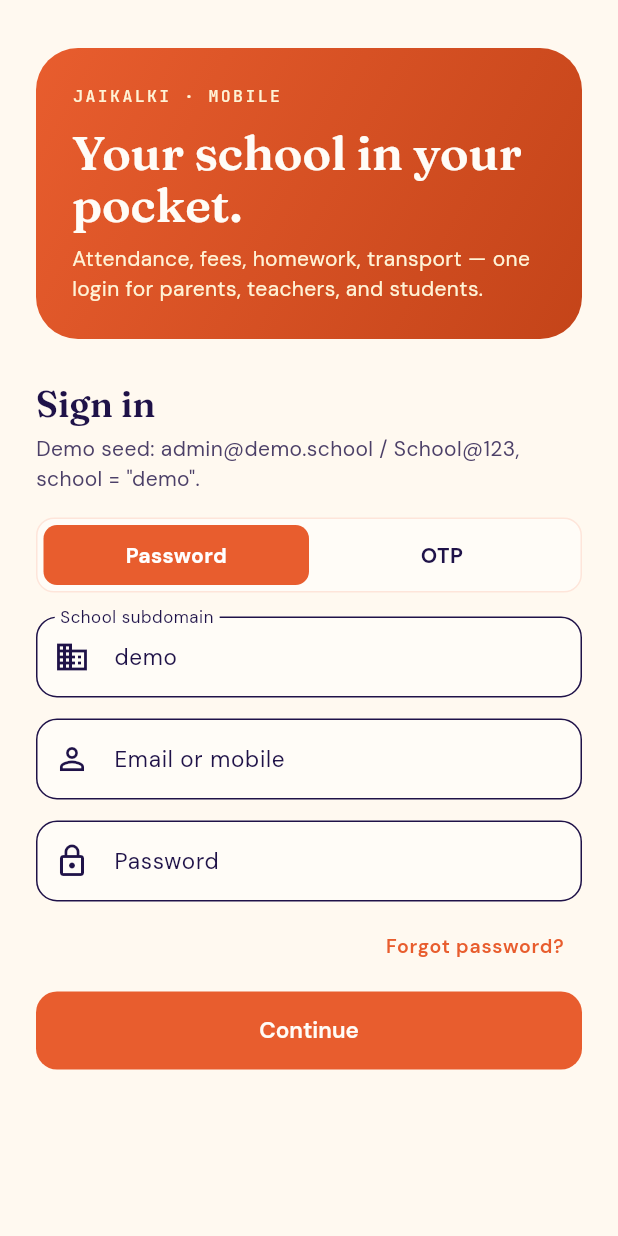
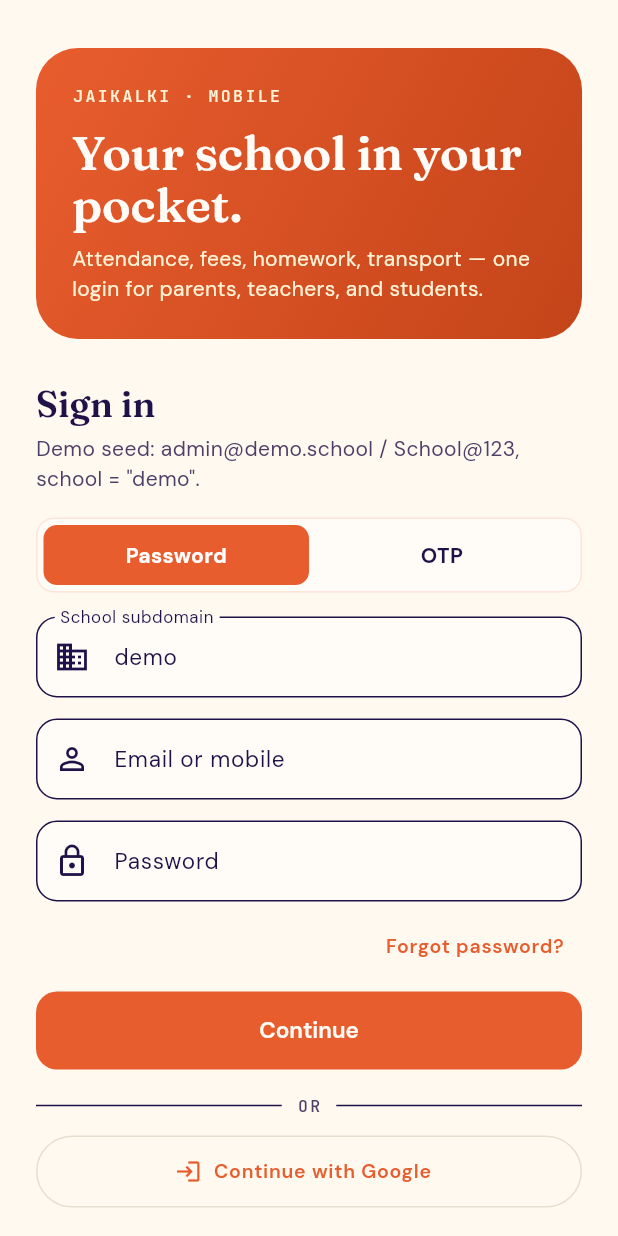
Before and after one commit to jaikalkitechnology/school_erp, a Flutter app: the LoginPage screen opened by its route, on a phone screen of 412 x 824 dp. Run offline on Flutter 3.47's test engine with Material 3 defaults, Android fonts, the phone set to English and light mode, and no system bars; our stand-ins replace dio, file_picker, firebase_core, firebase_messaging, fl_chart, flutter_bloc and 12 more; missing offline and left inert: flutter_background_service; accounts and stored records are empty; project files that could hold a hidden picture were left out.

Commit message:
feat(auth/mobile): Continue with Google on the Flutter login screen
Subdomain-first, matching the web + password flows. Uses the
google_sign_in package; the returned Google ID token goes to
POST /v1/auth/google with the school subdomain.

 * pubspec: google_sign_in ^6.2.1.
 * auth_repository.loginWithGoogle — POSTs id_token + subdomain +
   platform:"mobile_app", stores the returned tokens exactly like
   password login.
 * AuthCubit.loginWithGoogle — mirrors login(): emits
   Authenticating → Authenticated, re-registers the FCM token for
   the new session, surfaces AuthException messages.
 * login_page: "Continue with Google" button under an OR divider,
   shown in both password + OTP modes. Signs out first so the
   account chooser always appears, requires the subdomain to be
   filled, passes the web client ID as serverClientId so the ID
   token's audience is one the backend accepts. Overridable with
   --dart-define=GOOGLE_SERVER_CLIENT_ID=...

Android is already set up: applicationId com.jaikalki.school_erp
matches the registered OAuth Android client, and google-services.json
is present. No iOS wiring (deferred).

```diff
--- a/school_erp_mobile/jaikalki/lib/src/features/auth/login_page.dart
+++ b/school_erp_mobile/jaikalki/lib/src/features/auth/login_page.dart
@@ -1,12 +1,23 @@
 import 'package:flutter/material.dart';
 import 'package:flutter_bloc/flutter_bloc.dart';
 import 'package:go_router/go_router.dart';
+import 'package:google_sign_in/google_sign_in.dart';
 
 import '../../api/auth_repository.dart';
 import '../../core/auth_cubit.dart';
 import '../../core/service_locator.dart';
 import '../../theme/brand.dart';
 import 'forgot_password_page.dart';
+
+// Web OAuth client ID — passed as serverClientId so the Google ID
+// token's audience is the web client, which our backend accepts.
+// Override at build time with:
+//   flutter run --dart-define=GOOGLE_SERVER_CLIENT_ID=...
+const _googleServerClientId = String.fromEnvironment(
+  'GOOGLE_SERVER_CLIENT_ID',
+  defaultValue:
+      '158812707380-i6f00ih0imbt2dh75s9dr849481joqap.apps.googleusercontent.com',
+);
 
 /// Modes available on the sign-in screen. Both share the same identifier
 /// + subdomain block; only the credential changes.
@@ -52,6 +63,50 @@ class _LoginPageState extends State<LoginPage> {
       password: _password.text,
       subdomain: _subdomain.text,
     );
+  }
+
+  bool _googleBusy = false;
+
+  Future<void> _signInWithGoogle() async {
+    final subdomain = _subdomain.text.trim();
+    if (subdomain.isEmpty) {
+      setState(() => _otpError =
+          'Enter your school subdomain first, then continue with Google.');
+      return;
+    }
+    setState(() => _googleBusy = true);
+    try {
+      final gsi = GoogleSignIn(
+        serverClientId: _googleServerClientId,
+        scopes: const ['email', 'profile'],
+      );
+      // Sign out first so the account chooser always shows — avoids a
+      // silent re-auth as a stale account.
+      await gsi.signOut();
+      final account = await gsi.signIn();
+      if (account == null) {
+        // User cancelled the chooser.
+        setState(() => _googleBusy = false);
+        return;
+      }
+      final auth = await account.authentication;
+      final idToken = auth.idToken;
+      if (idToken == null || idToken.isEmpty) {
+        setState(() {
+          _googleBusy = false;
+          _otpError = 'Google did not return a sign-in token. Try again.';
+        });
+        return;
+      }
+      await locator<AuthCubit>().loginWithGoogle(
+        idToken: idToken,
+        subdomain: subdomain,
+      );
+    } catch (e) {
+      setState(() => _otpError = 'Google sign-in failed. Please try again.');
+    } finally {
+      if (mounted) setState(() => _googleBusy = false);
+    }
   }
 
   Future<void> _requestOtp() async {
@@ -200,6 +255,43 @@ class _LoginPageState extends State<LoginPage> {
                             ..._passwordFields(t, busy, errorMessage)
                           else
                             ..._otpFields(t, busy, errorMessage),
+                          const SizedBox(height: 16),
+                          Row(
+                            children: [
+                              const Expanded(child: Divider()),
+                              Padding(
+                                padding: const EdgeInsets.symmetric(
+                                    horizontal: 10),
+                                child: Text(
+                                  'OR',
+                                  style: t.labelSmall?.copyWith(
+                                    color: JaikalkiBrand.textSecondary,
+                                  ),
+                                ),
+                              ),
+                              const Expanded(child: Divider()),
+                            ],
+                          ),
+                          const SizedBox(height: 12),
+                          OutlinedButton.icon(
+                            onPressed: (busy || _googleBusy)
+                                ? null
+                                : _signInWithGoogle,
+                            icon: _googleBusy
+                                ? const SizedBox(
+                                    width: 16,
+                                    height: 16,
+                                    child: CircularProgressIndicator(
+                                        strokeWidth: 2),
+                                  )
+                                : const Icon(Icons.login),
+                            label: Text(_googleBusy
+                                ? 'Signing in…'
+                                : 'Continue with Google'),
+                            style: OutlinedButton.styleFrom(
+                              minimumSize: const Size.fromHeight(48),
+                            ),
+                          ),
                         ],
                       ),
                     ),
--- a/school_erp_mobile/jaikalki/pubspec.yaml
+++ b/school_erp_mobile/jaikalki/pubspec.yaml
@@ -37,6 +37,7 @@ dependencies:
   pdf: ^3.11.1
   permission_handler: ^11.3.1
   geolocator: ^13.0.1
+  google_sign_in: ^6.2.1            # "Continue with Google" on login
   # Transport / bus tracking
   google_maps_flutter: ^2.9.0       # Parent map view + admin live fleet
   flutter_background_service: ^5.0.10  # Driver foreground GPS pinger
```
Also changed, not shown: school_erp_mobile/jaikalki/lib/src/api/auth_repository.dart (+36 -0 lines), school_erp_mobile/jaikalki/lib/src/core/auth_cubit.dart (+19 -0 lines).
